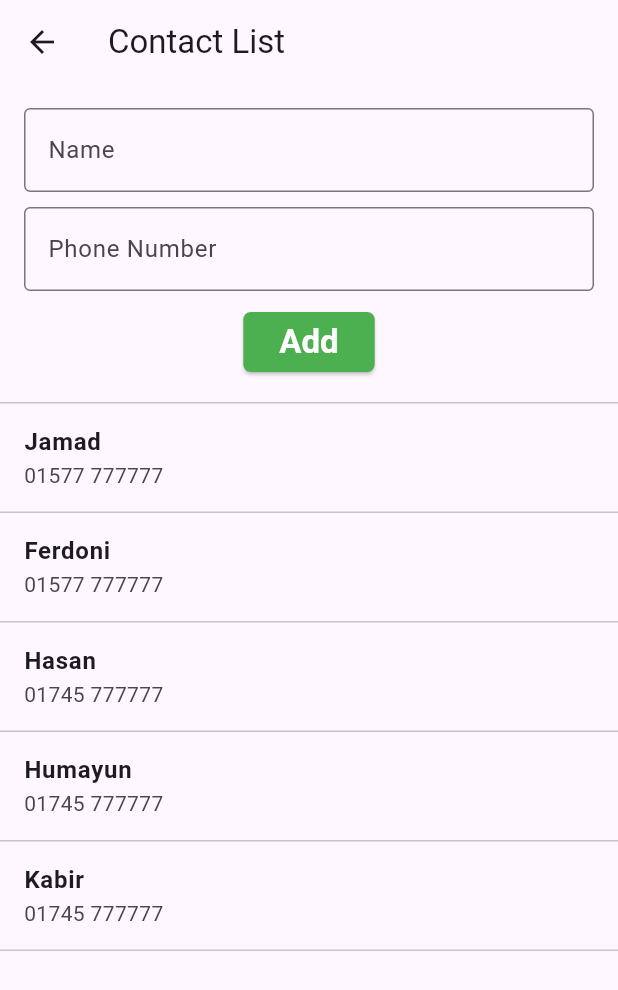
After one commit to hemusyl/ostad_new_10, a Flutter app: the ContactListScreen screen opened directly, on a phone screen of 412 x 824 dp. The commit adds this screen. Shown: the top 990 px of the screen. Run offline on Flutter 3.47's test engine with Material 3 defaults, Android fonts, the phone set to English and light mode, and no system bars; our stand-ins replace device_preview.

Commit message:
bottom Sheet

```diff
--- a/lib/app.dart
+++ b/lib/app.dart
@@ -10,6 +10,8 @@ import 'alert_dialog.dart';
 import 'mediaQueryhk.dart';
 import 'mediaQueryostad.dart';
 import 'mediaQuerymultiple.dart';
+import 'contactList_form.dart';
+import 'BottomSheet.dart';
 
 class MyApp extends StatelessWidget {
   const MyApp({super.key});
@@ -19,7 +21,7 @@ class MyApp extends StatelessWidget {
     return MaterialApp(
       debugShowCheckedModeBanner: false,
       title: ' Button Type',
-      home: ModuleMedia(), // Class name
+      home: bottomSheet(), // Class name
     );
   }
 }
--- /dev/null
+++ b/lib/contactList_form.dart
@@ -0,0 +1,145 @@
+import 'package:flutter/material.dart';
+
+
+
+class ContactListScreen extends StatefulWidget {
+  @override
+  _ContactListScreenState createState() => _ContactListScreenState();
+}
+
+class _ContactListScreenState extends State<ContactListScreen> {
+  final TextEditingController _nameController = TextEditingController();
+  final TextEditingController _numberController = TextEditingController();
+
+  List<Map<String, String>> contacts = [
+    {"name": "Jamad", "number": "01577 777777"},
+    {"name": "Ferdoni", "number": "01577 777777"},
+    {"name": "Hasan", "number": "01745 777777"},
+    {"name": "Humayun", "number": "01745 777777"},
+    {"name": "Kabir", "number": "01745 777777"},
+  ];
+
+  void _addContact() {
+    if (_nameController.text.isNotEmpty && _numberController.text.isNotEmpty) {
+      setState(() {
+        contacts.add({
+          "name": _nameController.text,
+          "number": _numberController.text,
+        });
+      });
+      _nameController.clear();
+      _numberController.clear();
+    }
+  }
+
+  void _deleteContact(int index) {
+    showDialog(
+      context: context,
+      builder: (BuildContext context) {
+        return AlertDialog(
+          title: Text("Delete Contact"),
+          content: Text("Are you sure you want to delete this contact?"),
+          actions: [
+            TextButton(
+              child: Text("Cancel"),
+              onPressed: () => Navigator.of(context).pop(),
+            ),
+            TextButton(
+              child: Text("Delete"),
+              onPressed: () {
+                setState(() {
+                  contacts.removeAt(index);
+                });
+                Navigator.of(context).pop();
+              },
+            ),
+          ],
+        );
+      },
+    );
+  }
+
+  @override
+  Widget build(BuildContext context) {
+    return Scaffold(
+      appBar: AppBar(
+        title: Text('Contact List'),
+      ),
+      body: Column(
+        children: [
+          // Input fields
+          Padding(
+            padding: const EdgeInsets.all(16.0),
+            child: Column(
+              children: [
+                TextField(
+                  controller: _nameController,
+                  decoration: InputDecoration(
+                    labelText: 'Name',
+                    border: OutlineInputBorder(),
+                  ),
+                ),
+                SizedBox(height: 10),
+                TextField(
+                  controller: _numberController,
+                  decoration: InputDecoration(
+                    labelText: 'Phone Number',
+                    border: OutlineInputBorder(),
+                  ),
+                  keyboardType: TextInputType.phone,
+                ),
+                SizedBox(height: 10),
+                ElevatedButton(
+                  style: ElevatedButton.styleFrom(
+                    backgroundColor: Colors.green,
+                    foregroundColor: Colors.white,
+                    shape: RoundedRectangleBorder(
+                      borderRadius: BorderRadius.circular(5),
+                    ),
+                    textStyle: TextStyle
+                      (fontSize: 22.0,
+                      fontWeight: FontWeight.bold,
+                    ),
+                  ),
+                  onPressed: _addContact,
+                  child: Text('Add'),
+
+                ),
+              ],
+            ),
+          ),
+          Divider(height: 1),
+          // Contact list
+          Expanded(
+            child: ListView.builder(
+              itemCount: contacts.length,
+              itemBuilder: (context, index) {
+                final contact = contacts[index];
+                return Column(
+                  children: [
+                    ListTile(
+                      title: Text(
+                        contact['name']!,
+                        style: TextStyle(fontWeight: FontWeight.bold),
+                      ),
+                      subtitle: Text(contact['number']!),
+                      onLongPress: () => _deleteContact(index),
+                    ),
+                    Divider(height: 1),
+                  ],
+                );
+              },
+            ),
+          ),
+        ],
+      ),
+    );
+  }
+
+  @override
+  void dispose() {
+    _nameController.dispose();
+    _numberController.dispose();
+    super.dispose();
+  }
+}
```
Also changed, not shown: lib/BottomSheet.dart (added, +49 -0 lines), lib/alert_dialog.dart (+15 -2 lines).
